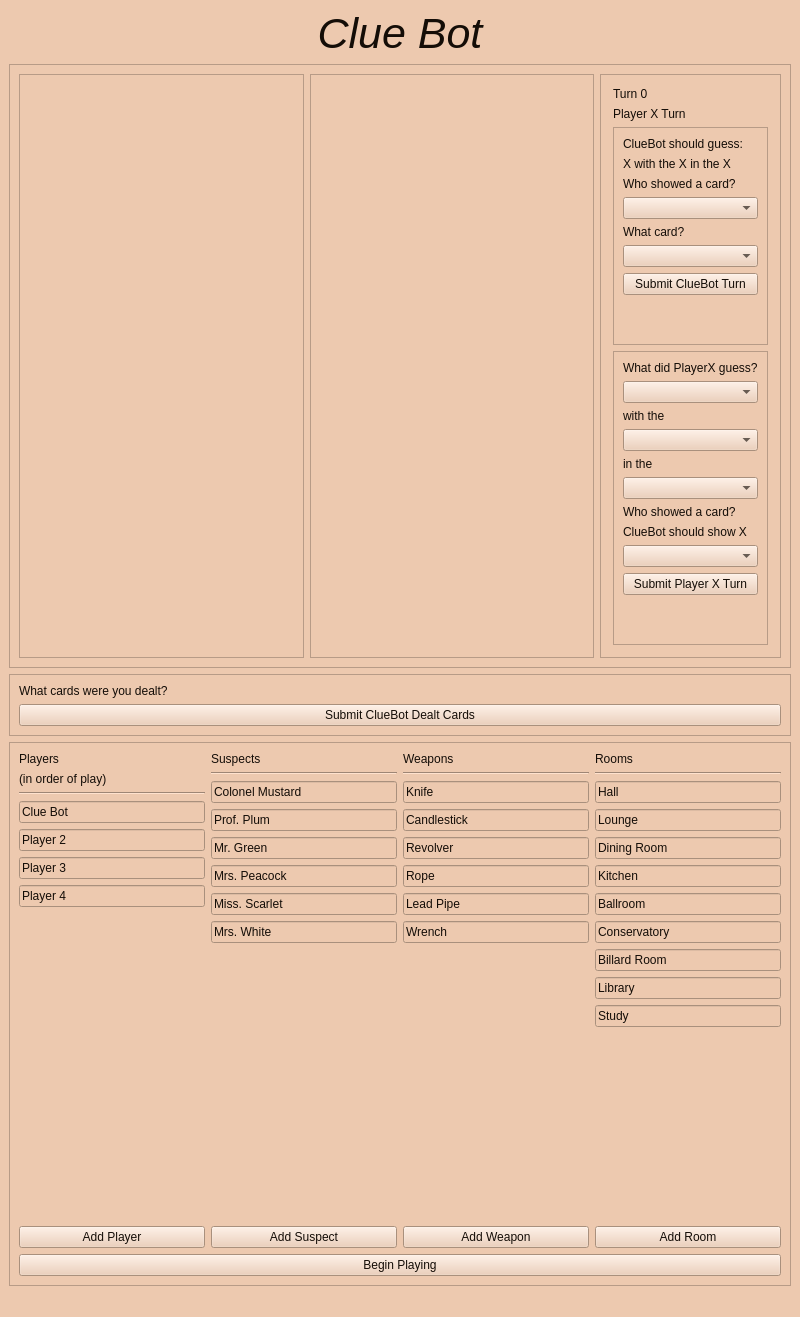
Old version of the form mainwindow.ui in the repository PeterMaidaRobot/ClueBot.
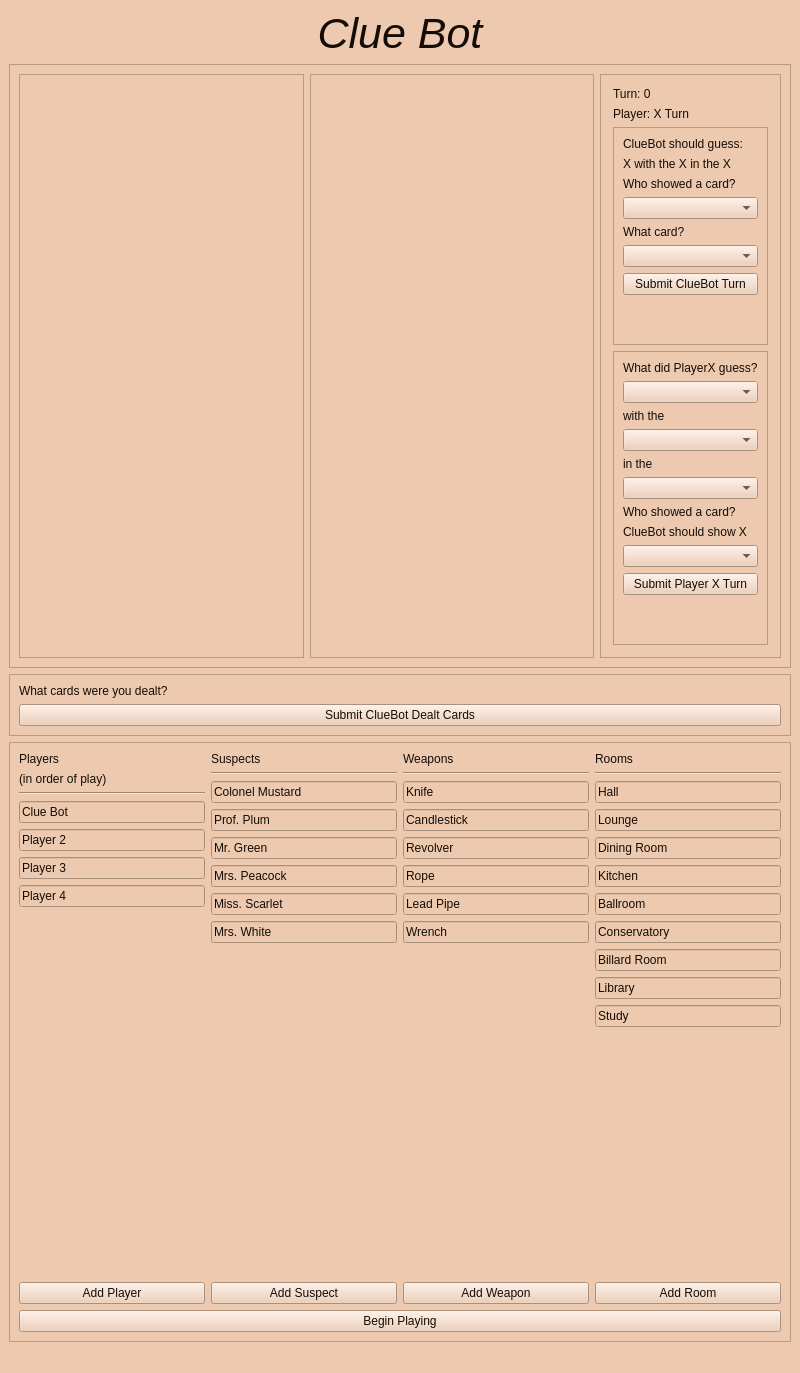
New version of the form.

Commit message: auto gen player field in info frame

What changed in the file:
```diff
--- a/mainwindow.ui
+++ b/mainwindow.ui
@@ -7,7 +7,7 @@
     <x>0</x>
     <y>0</y>
     <width>800</width>
-    <height>1317</height>
+    <height>1373</height>
    </rect>
   </property>
   <property name="windowTitle">
@@ -96,14 +96,14 @@
           <item>
            <widget class="QLabel" name="turnCounterLbl">
             <property name="text">
-             <string>Turn 0</string>
+             <string>Turn: 0</string>
             </property>
            </widget>
           </item>
           <item>
            <widget class="QLabel" name="playerTurnLbl">
             <property name="text">
-             <string>Player X Turn</string>
+             <string>Player: X Turn</string>
             </property>
            </widget>
           </item>
```
Left out of the diff: 2 changed lines with no effect on the pictures. The commit also changes 2 other files.
